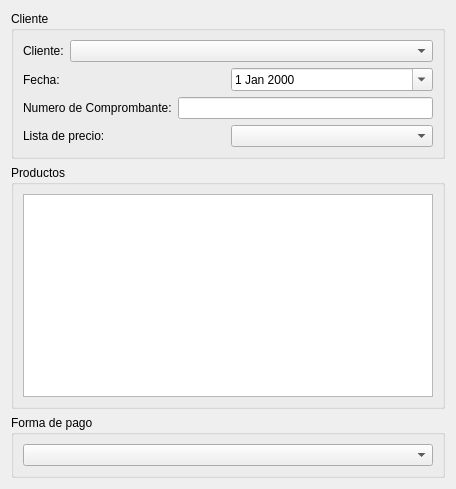
First picture: the form in trunk/plugins/ventas/FormAgregarVentaBase.ui, repository chungote/gestotux, before the edit.
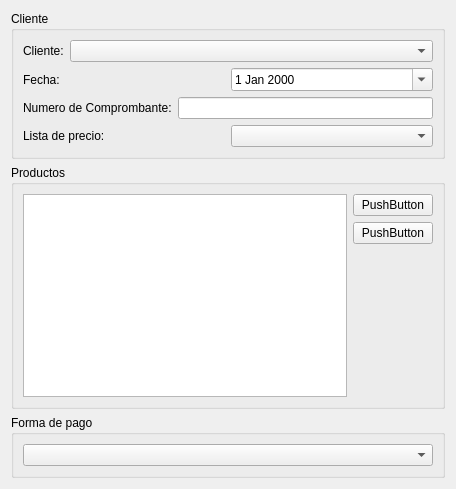
Second picture: the form after the edit.

The edit to the form file:
```diff
--- a/trunk/plugins/ventas/FormAgregarVentaBase.ui
+++ b/trunk/plugins/ventas/FormAgregarVentaBase.ui
@@ -95,10 +95,41 @@
      <property name="title">
       <string>Productos</string>
      </property>
-     <layout class="QGridLayout" name="gridLayout">
-      <item row="0" column="0">
+     <layout class="QHBoxLayout" name="horizontalLayout_6">
+      <item>
        <widget class="QTableView" name="TVProductos"/>
       </item>
+      <item>
+       <layout class="QVBoxLayout" name="verticalLayout_3">
+        <item>
+         <widget class="QPushButton" name="PBAgregarProducto">
+          <property name="text">
+           <string>PushButton</string>
+          </property>
+         </widget>
+        </item>
+        <item>
+         <widget class="QPushButton" name="PBEliminarProducto">
+          <property name="text">
+           <string>PushButton</string>
+          </property>
+         </widget>
+        </item>
+        <item>
+         <spacer name="verticalSpacer">
+          <property name="orientation">
+           <enum>Qt::Vertical</enum>
+          </property>
+          <property name="sizeHint" stdset="0">
+           <size>
+            <width>20</width>
+            <height>40</height>
+           </size>
+          </property>
+         </spacer>
+        </item>
+       </layout>
+      </item>
      </layout>
     </widget>
    </item>
```
Left out of the diff: 4 changed lines with no effect on the pictures.
